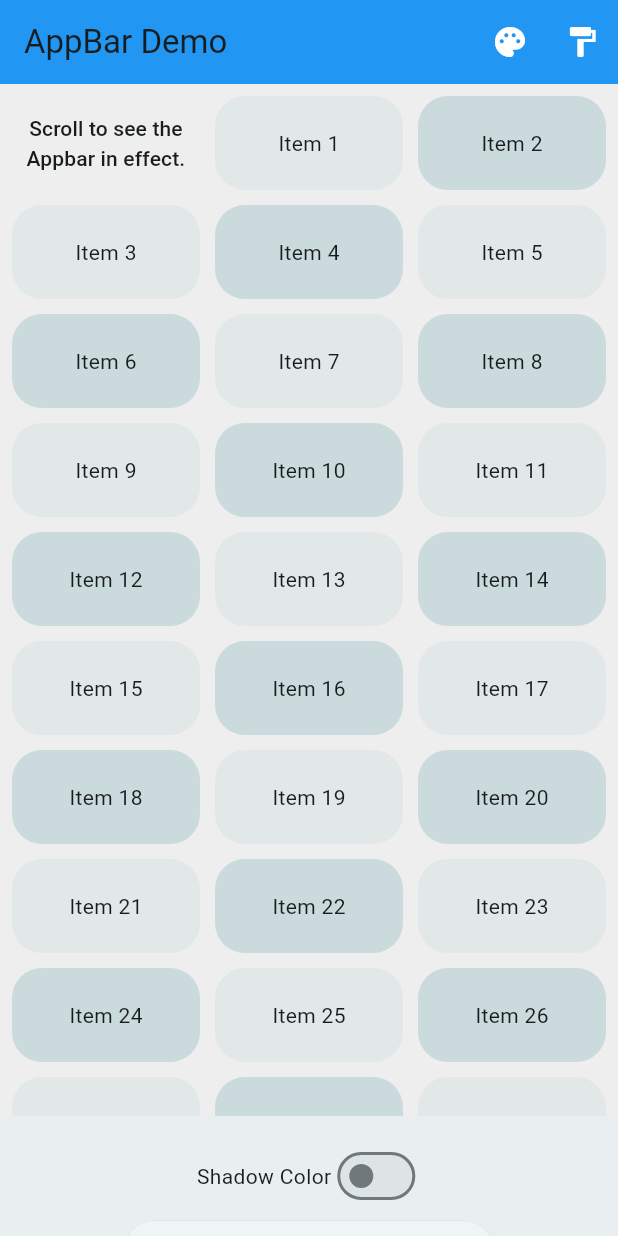
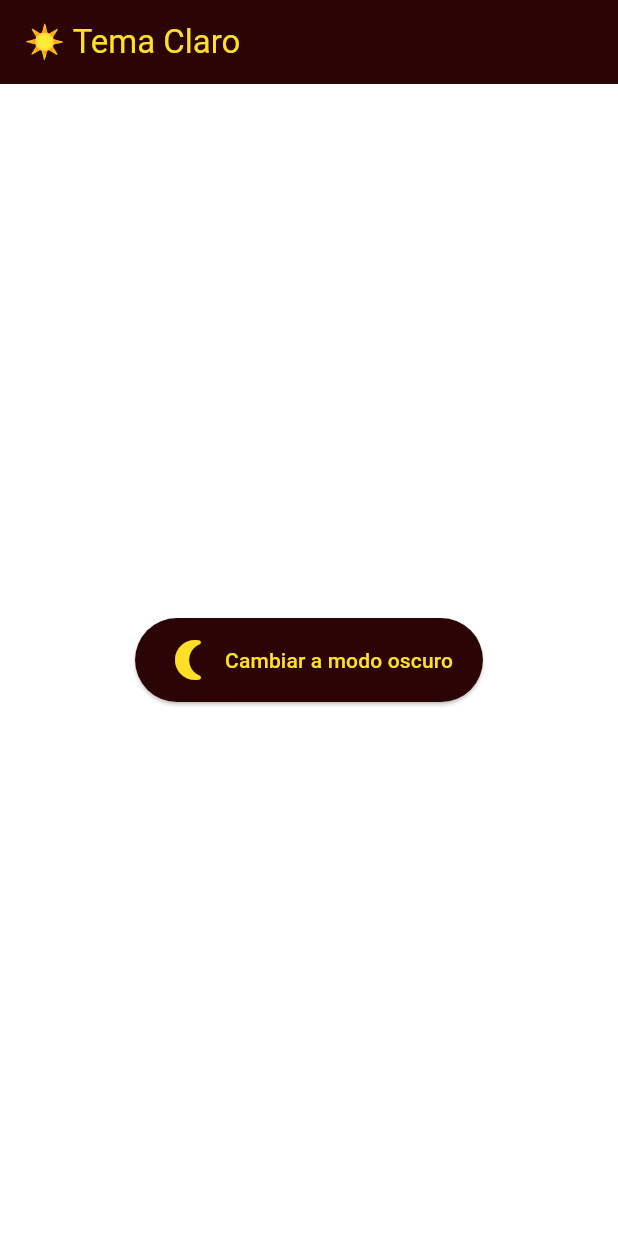
Before and after one commit to DiegoE0/proyectoflutter, a Flutter app: the screen it shows after launch, on a phone screen of 412 x 824 dp. Run offline on Flutter 3.47's test engine with Material 3 defaults, Android fonts, the phone set to English and light mode, and no system bars.

Commit message:
ejercicio 4

```diff
--- a/lib/main.dart
+++ b/lib/main.dart
@@ -1,217 +1,117 @@
 import 'package:flutter/material.dart';
 
-/// Flutter code sample for [AppBar] with dynamic color, SnackBar, and Switch.
+void main() {
+  runApp(const MyApp());
+}
 
-final List<int> _items = List<int>.generate(51, (int index) => index);
+class MyApp extends StatefulWidget {
+  const MyApp({super.key});
 
-void main() => runApp(const AppBarApp());
+  @override
+  State<MyApp> createState() => _MyAppState();
+}
 
-class AppBarApp extends StatelessWidget {
-  const AppBarApp({super.key});
+class _MyAppState extends State<MyApp> {
+  // Estado inicial: tema claro
+  ThemeMode _themeMode = ThemeMode.light;
+
+  // Cambia entre claro y oscuro
+  void _toggleTheme() {
+    setState(() {
+      _themeMode = _themeMode == ThemeMode.light
+          ? ThemeMode.dark
+          : ThemeMode.light;
+    });
+  }
 
   @override
   Widget build(BuildContext context) {
     return MaterialApp(
-      theme: ThemeData(colorSchemeSeed: const Color(0xff00BCD4)),
-      debugShowCheckedModeBanner:
-          false, // Añadido para quitar el banner de debug
-      home: const AppBarExample(),
+      title: 'Tema Claro y Oscuro',
+      debugShowCheckedModeBanner: false,
+
+      // ☀️ Tema claro
+      theme: ThemeData(
+        brightness: Brightness.light,
+        colorScheme: const ColorScheme.light(
+          primary: Color.fromARGB(255, 43, 5, 5),
+          onPrimary: Color.fromARGB(255, 255, 223, 40),
+          background: Color.fromARGB(255, 110, 13, 86),
+          onBackground: Color(0xFF1C1B1F),
+        ),
+        useMaterial3: true,
+      ),
+
+      // 🌙 Tema oscuro
+      darkTheme: ThemeData(
+        brightness: Brightness.dark,
+        colorScheme: const ColorScheme.dark(
+          primary: Color(0xFFD0BCFF),
+          onPrimary: Color.fromARGB(255, 62, 3, 77),
+          background: Color(0xFF1C1B1F),
+          onBackground: Color.fromARGB(255, 48, 42, 139),
+        ),
+        useMaterial3: true,
+      ),
+
+      // Tema actual
+      themeMode: _themeMode,
+
+      home: MyHomePage(
+        onToggleTheme: _toggleTheme,
+        isDarkMode: _themeMode == ThemeMode.dark,
+      ),
     );
   }
 }
 
-class AppBarExample extends StatefulWidget {
-  const AppBarExample({super.key});
+class MyHomePage extends StatelessWidget {
+  final VoidCallback onToggleTheme;
+  final bool isDarkMode;
 
-  @override
-  State<AppBarExample> createState() => _AppBarExampleState();
-}
-
-class _AppBarExampleState extends State<AppBarExample> {
-  bool shadowColor = false;
-  double? scrolledUnderElevation;
-  Color appBarColor = Colors.blue;
-  Color scaffoldBackgroundColor = Colors.grey[200]!;
-  final List<Color> _appBarColors = [
-    Colors.blue,
-    const Color.fromARGB(255, 129, 175, 76),
-    Colors.red,
-    Colors.purple,
-    const Color.fromARGB(255, 179, 121, 34),
-    Colors.orange,
-    Colors.cyan,
-    Colors.indigo,
-    Colors.deepPurple,
-    Colors.green,
-    Colors.teal,
-    Colors.brown,
-    Colors.pink,
-    Colors.lime,
-    Colors.deepOrange,
-  ];
-  final List<Color> _scaffoldColors = [
-    Colors.grey[200]!,
-    Colors.lightGreen[200]!,
-    Colors.pink[200]!,
-    Colors.teal[200]!,
-    Colors.amber[200]!,
-    Colors.lightBlue[200]!,
-    Colors.cyan[200]!,
-    Colors.purple[200]!,
-    Colors.orange[200]!,
-    Colors.yellow[200]!,
-    Colors.red[200]!,
-    Colors.grey[300]!,
-    Colors.lime[200]!,
-    Colors.blue[200]!,
-    Colors.indigo[200]!,
-  ];
-  int _currentAppBarColorIndex = 0;
-  int _currentScaffoldColorIndex = 0;
-
-  void _changeAppBarColor(int newIndex, bool isAppBar) {
-    setState(() {
-      if (isAppBar) {
-        _currentAppBarColorIndex = newIndex;
-        appBarColor = _appBarColors[_currentAppBarColorIndex];
-      } else {
-        _currentScaffoldColorIndex = newIndex;
-        scaffoldBackgroundColor = _scaffoldColors[_currentScaffoldColorIndex];
-      }
-    });
-  }
-
-  void _showElevationSnackBar() {
-    ScaffoldMessenger.of(context).showSnackBar(
-      SnackBar(
-        content: Text(
-          'scrolledUnderElevation: ${scrolledUnderElevation ?? 'default'}',
-        ),
-        duration: const Duration(seconds: 2),
-      ),
-    );
-  }
+  const MyHomePage({
+    super.key,
+    required this.onToggleTheme,
+    required this.isDarkMode,
+  });
 
   @override
   Widget build(BuildContext context) {
-    final ColorScheme colorScheme = Theme.of(context).colorScheme;
-    final Color oddItemColor = colorScheme.primary.withOpacity(0.05);
-    final Color evenItemColor = colorScheme.primary.withOpacity(0.15);
+    final theme = Theme.of(context).colorScheme;
 
     return Scaffold(
-      backgroundColor: scaffoldBackgroundColor,
       appBar: AppBar(
-        title: const Text('AppBar Demo'),
-        scrolledUnderElevation: scrolledUnderElevation,
-        shadowColor: shadowColor ? Theme.of(context).colorScheme.shadow : null,
-        backgroundColor: appBarColor,
-        actions: [
-          PopupMenuButton<int>(
-            icon: const Icon(Icons.palette, color: Colors.white),
-            tooltip: 'Cambiar color del AppBar',
-            onSelected: (int newIndex) => _changeAppBarColor(newIndex, true),
-            itemBuilder: (BuildContext context) {
-              return _appBarColors.asMap().entries.map((entry) {
-                final index = entry.key;
-                final color = entry.value;
-                return PopupMenuItem<int>(
-                  value: index,
-                  child: ListTile(
-                    leading: Container(width: 20, height: 20, color: color),
-                    title: Text('AppBar Color ${index + 1}'),
-                  ),
-                );
-              }).toList();
-            },
+        title: Text(isDarkMode ? "🌙 Tema Oscuro" : "☀️ Tema Claro"),
+        backgroundColor: theme.primary,
+        foregroundColor: theme.onPrimary,
+      ),
+      body: Center(
+        child: ElevatedButton.icon(
+          onPressed: onToggleTheme,
+
+          // 🌟 Ícono animado
+          icon: AnimatedSwitcher(
+            duration: const Duration(milliseconds: 1000),
+            transitionBuilder: (child, animation) => RotationTransition(
+              turns: Tween(begin: 0.75, end: 1.0).animate(animation),
+              child: FadeTransition(opacity: animation, child: child),
+            ),
+            child: Icon(
+              isDarkMode ? Icons.wb_sunny : Icons.nightlight_round,
+              key: ValueKey<bool>(isDarkMode),
+              size: 32,
+            ),
           ),
-          PopupMenuButton<int>(
-            icon: const Icon(Icons.format_paint, color: Colors.white),
-            tooltip: 'Cambiar color del fondo',
-            onSelected: (int newIndex) => _changeAppBarColor(newIndex, false),
-            itemBuilder: (BuildContext context) {
-              return _scaffoldColors.asMap().entries.map((entry) {
-                final index = entry.key;
-                final color = entry.value;
-                return PopupMenuItem<int>(
-                  value: index,
-                  child: ListTile(
-                    leading: Container(width: 20, height: 20, color: color),
-                    title: Text('Scaffold Color ${index + 1}'),
-                  ),
-                );
-              }).toList();
-            },
+
+          // Texto dinámico
+          label: Text(
+            isDarkMode ? "Cambiar a modo claro" : "Cambiar a modo oscuro",
           ),
-        ],
-      ),
-      body: GridView.builder(
-        itemCount: _items.length,
-        padding: const EdgeInsets.all(8.0),
-        gridDelegate: const SliverGridDelegateWithFixedCrossAxisCount(
-          crossAxisCount: 3,
-          childAspectRatio: 2.0,
-          mainAxisSpacing: 10.0,
-          crossAxisSpacing: 10.0,
-        ),
-        itemBuilder: (BuildContext context, int index) {
-          if (index == 0) {
-            return Center(
-              child: Text(
-                'Scroll to see the Appbar in effect.',
-                style: Theme.of(context).textTheme.labelLarge,
-                textAlign: TextAlign.center,
-              ),
-            );
-          }
-          return Container(
-            alignment: Alignment.center,
-            decoration: BoxDecoration(
-              borderRadius: BorderRadius.circular(20.0),
-              color: _items[index].isOdd ? oddItemColor : evenItemColor,
-            ),
-            child: Text('Item $index'),
-          );
-        },
-      ),
-      bottomNavigationBar: BottomAppBar(
-        child: Padding(
-          padding: const EdgeInsets.all(8),
-          child: OverflowBar(
-            overflowAlignment: OverflowBarAlignment.center,
-            alignment: MainAxisAlignment.center,
-            overflowSpacing: 5.0,
-            children: <Widget>[
-              Row(
-                mainAxisSize: MainAxisSize.min,
-                children: [
-                  const Text('Shadow Color'),
-                  Switch(
-                    value: shadowColor,
-                    onChanged: (bool value) {
-                      setState(() {
-                        shadowColor = value;
-                      });
-                    },
-                  ),
-                ],
-              ),
-              const SizedBox(width: 5),
-              ElevatedButton(
-                onPressed: () {
-                  setState(() {
-                    if (scrolledUnderElevation == null) {
-                      scrolledUnderElevation = 4.0;
-                    } else {
-                      scrolledUnderElevation = scrolledUnderElevation! + 1.0;
-                    }
-                    _showElevationSnackBar();
-                  });
-                },
-                child: Text(
-                  'scrolledUnderElevation: ${scrolledUnderElevation ?? 'default'}',
-                ),
-              ),
-            ],
+
+          style: ElevatedButton.styleFrom(
+            backgroundColor: theme.primary,
+            foregroundColor: theme.onPrimary,
+            padding: const EdgeInsets.symmetric(horizontal: 20, vertical: 12),
           ),
         ),
       ),
```
